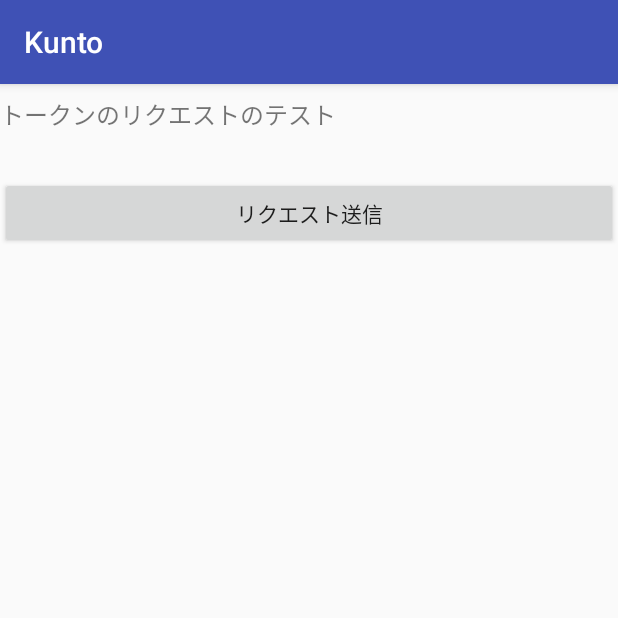
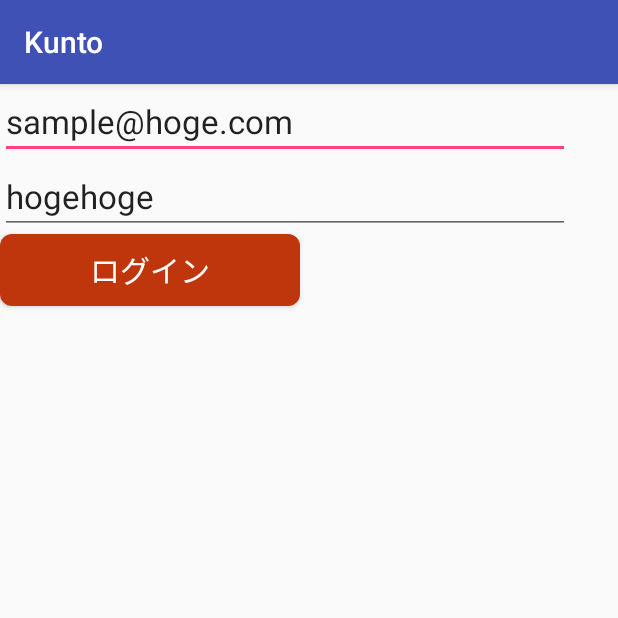
Before and after one commit to GuHoo/Kunto-Frontend, an Android app: the SignInActivity screen opened directly, with no data from a screen before it, on a phone screen of 412 x 824 dp, the top half of it. Run offline under Robolectric (Android 15) with nearby library versions, the phone set to English and light mode, and no system bars; our stand-ins replace RxJava, Timber.

Commit message:
ログイン画面作成

```diff
--- a/app/src/main/java/slp/etr/guhoo/kunto_frontend/activitys/SignInActivity.java
+++ b/app/src/main/java/slp/etr/guhoo/kunto_frontend/activitys/SignInActivity.java
@@ -3,6 +3,7 @@ package slp.etr.guhoo.kunto_frontend.activitys;
 import android.support.v7.app.AppCompatActivity;
 import android.os.Bundle;
 import android.view.View;
+import android.widget.EditText;
 
 import io.reactivex.Observable;
 import io.reactivex.android.schedulers.AndroidSchedulers;
@@ -15,21 +16,28 @@ import timber.log.Timber;
 
 public class SignInActivity extends AppCompatActivity implements View.OnClickListener {
 
+    private EditText editTextEmail;
+    private EditText editTextPassword;
+
     @Override
     protected void onCreate(Bundle savedInstanceState) {
         super.onCreate(savedInstanceState);
         setContentView(R.layout.activity_sign_in);
 
-        findViewById(R.id.buttonRequestToken).setOnClickListener(this);
+        findViewById(R.id.buttonSignIn).setOnClickListener(this);
+        editTextEmail = (EditText) findViewById(R.id.editTextEmail);
+        editTextPassword = (EditText) findViewById(R.id.editTextPassword);
     }
 
     @Override
     public void onClick(View v) {
 
+        String email = editTextEmail.getText().toString();
+        String password = editTextPassword.getText().toString();
+
         KuntoService service = RetrofitClient.create();
-
-        if (v.getId() == R.id.buttonRequestToken) {
-            Observable<SignInResponse> repos = service.signIn("sample@hoge.com", "hogehoge");
+        if (v.getId() == R.id.buttonSignIn) {
+            Observable<SignInResponse> repos = service.signIn(email, password);
             repos
                     .subscribeOn(Schedulers.io())
                     .observeOn(AndroidSchedulers.mainThread())
--- a/app/src/main/res/layout/activity_sign_in.xml
+++ b/app/src/main/res/layout/activity_sign_in.xml
@@ -2,19 +2,36 @@
 <LinearLayout xmlns:android="http://schemas.android.com/apk/res/android"
     android:layout_width="fill_parent"
     android:layout_height="fill_parent"
-    android:orientation="vertical" >
-    <TextView
-        android:id="@+id/textRequestToken"
-        android:layout_width="fill_parent"
+    android:orientation="vertical"
+    android:weightSum="1">
+
+
+    <EditText
+        android:id="@+id/editTextEmail"
+        android:layout_width="380dp"
         android:layout_height="wrap_content"
-        android:layout_marginBottom="30dp"
-        android:layout_marginTop="8dp"
-        android:text="トークンのリクエストのテスト"
-        android:textSize="16sp" />
+        android:ems="10"
+        android:inputType="textPersonName"
+        android:text="sample@hoge.com"
+        android:textSize="22sp" />
 
-    <Button android:id="@+id/buttonRequestToken"
-        android:layout_width="fill_parent"
+    <EditText
+        android:id="@+id/editTextPassword"
+        android:layout_width="380dp"
         android:layout_height="wrap_content"
-        android:text="リクエスト送信" />
+        android:ems="10"
+        android:inputType="textPersonName"
+        android:text="hogehoge"
+        android:textSize="22sp" />
+
+    <Button
+        android:id="@+id/buttonSignIn"
+        android:layout_width="200dp"
+        android:layout_height="wrap_content"
+        android:background="@drawable/top_page_btn"
+        android:text="ログイン"
+        android:textColor="#FFFFFF"
+        android:textSize="20sp" />
+
 
 </LinearLayout>
```
